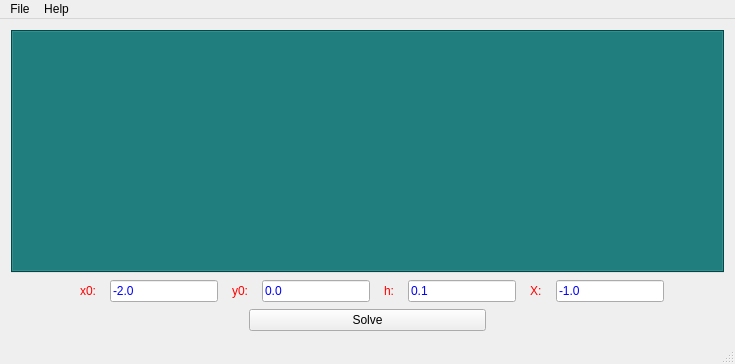
First picture: the form in mainwindow.ui, repository war-and-peace/diffEq, before the edit.
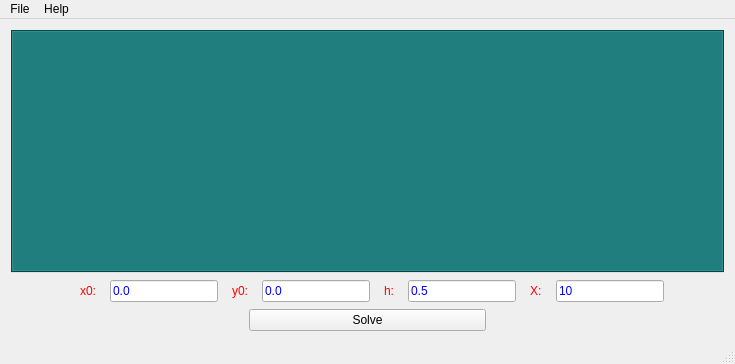
Second picture: the form after the edit.

Patch:
```diff
--- a/mainwindow.ui
+++ b/mainwindow.ui
@@ -70,7 +70,7 @@
       <item>
        <widget class="QLineEdit" name="lineEdit">
         <property name="text">
-         <string>-2.0</string>
+         <string>0.0</string>
         </property>
        </widget>
       </item>
@@ -98,7 +98,7 @@
       <item>
        <widget class="QLineEdit" name="lineEdit_3">
         <property name="text">
-         <string>0.1</string>
+         <string>0.5</string>
         </property>
        </widget>
       </item>
@@ -112,7 +112,7 @@
       <item>
        <widget class="QLineEdit" name="lineEdit_4">
         <property name="text">
-         <string>-1.0</string>
+         <string>10</string>
         </property>
        </widget>
       </item>
```
